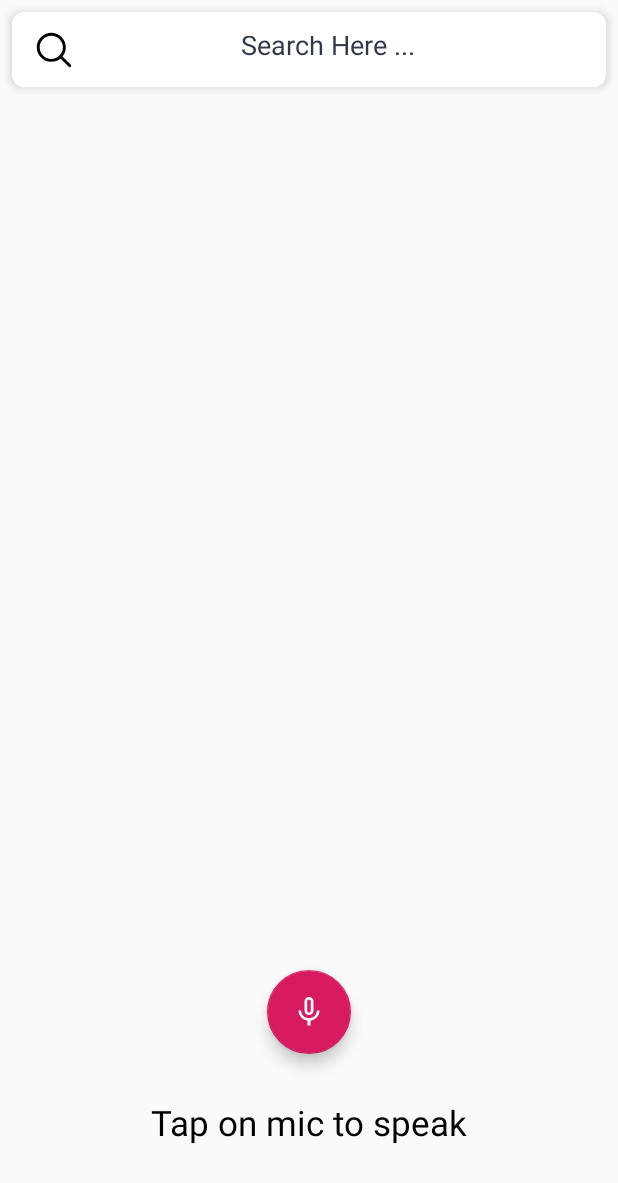
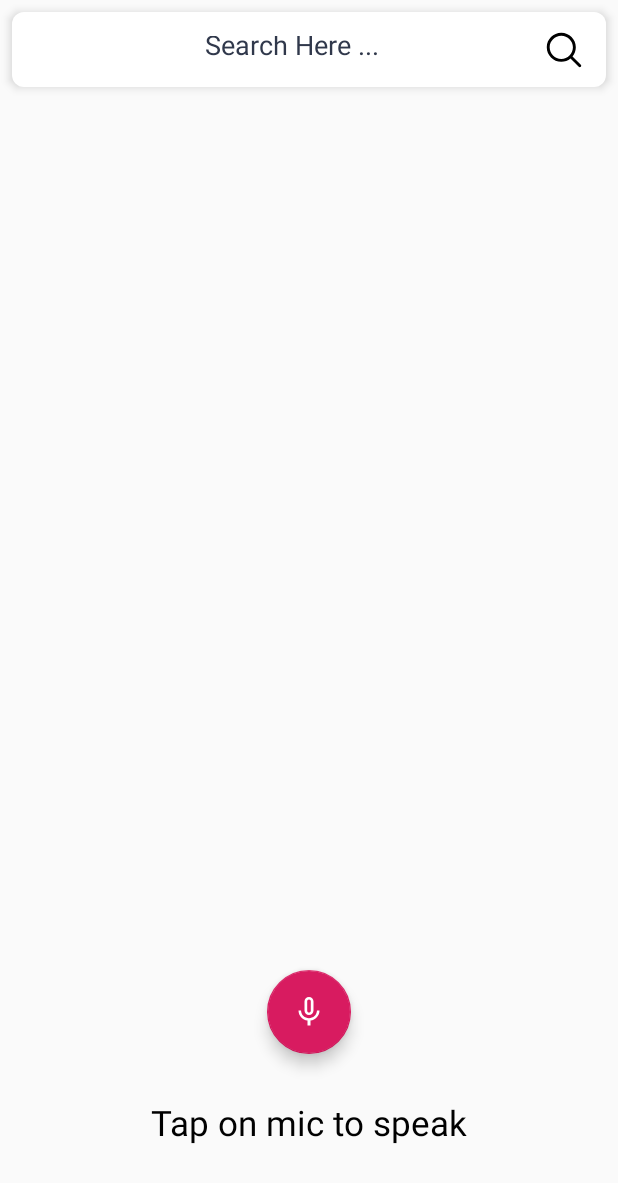
Before and after one commit to Krishnasony/Voice-Search-Kotlin, an Android app: the screen it shows after launch (MainActivity), on a phone screen of 412 x 824 dp. Shown: the top 1183 px of the screen. Run offline under Robolectric (Android 15) with nearby library versions, the phone set to English and light mode, and no system bars.

Commit message:
Voice data set to SearchView and search icon position changed on my CustomView

```diff
--- a/app/src/main/java/com/example/voicesearch/utils/SearchView.kt
+++ b/app/src/main/java/com/example/voicesearch/utils/SearchView.kt
@@ -34,7 +34,7 @@ class SearchView : androidx.appcompat.widget.AppCompatEditText {
 
         this.isLongClickable = false
 
-        this.setCompoundDrawablesWithIntrinsicBounds(R.drawable.ic_search_accent, 0,0 , 0)
+        this.setCompoundDrawablesWithIntrinsicBounds(0, 0,R.drawable.ic_search_accent , 0)
         this.hint = "Search Here ..."
         this.setPadding(
             getPx(context, 16),
--- a/app/src/main/res/layout/activity_main.xml
+++ b/app/src/main/res/layout/activity_main.xml
@@ -27,6 +27,20 @@
         app:layout_constraintStart_toStartOf="parent"
         app:layout_constraintTop_toBottomOf="@+id/searchView" />
 
+    <androidx.appcompat.widget.AppCompatTextView
+        android:id="@+id/voice_state"
+        android:layout_width="match_parent"
+        android:gravity="center"
+        android:textColor="@color/black"
+        tools:text ="Listening...."
+        android:textStyle="bold"
+        android:textSize="24sp"
+        android:layout_height="match_parent"
+        app:layout_constraintTop_toTopOf="parent"
+        app:layout_constraintStart_toStartOf="parent"
+        app:layout_constraintEnd_toEndOf="parent"
+        app:layout_constraintBottom_toBottomOf="parent"/>
+
     <com.google.android.material.floatingactionbutton.FloatingActionButton
         android:id="@+id/floating_action_btn"
         android:layout_width="wrap_content"
--- a/app/src/main/res/values/strings.xml
+++ b/app/src/main/res/values/strings.xml
@@ -2,4 +2,5 @@
     <string name="app_name">Voice Search</string>
     <string name="mic_description">Tap on mic to speak</string>
     <string name="search_here">Search Here ..</string>
+    <string name="listening">Listening ....</string>
 </resources>
```
Also changed, not shown: app/src/main/java/com/example/voicesearch/MainActivity.kt (+152 -1 lines), app/src/main/java/com/example/voicesearch/utils/FunctionUtil.kt (added, +8 -0 lines).
